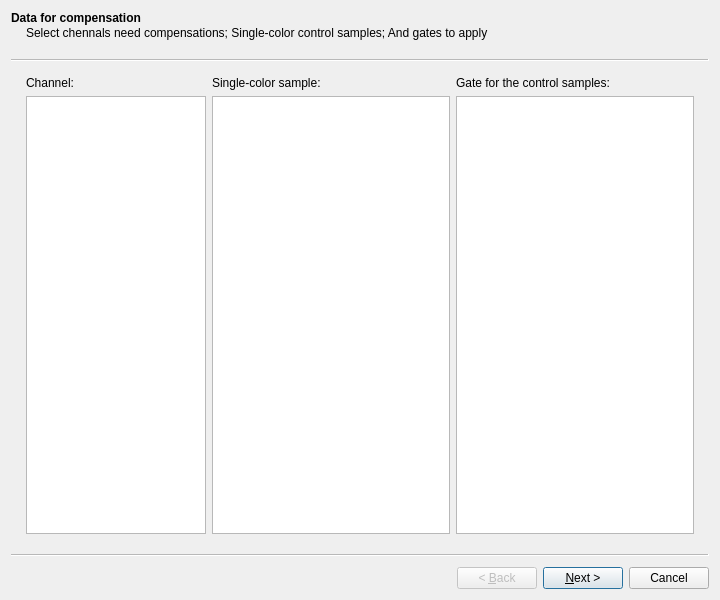
Before: the Qt Designer form src/EasyFlowQ/uiDesigns/CompWizard.ui in ym3141/EasyFlowQ, drawn with Qt 5.
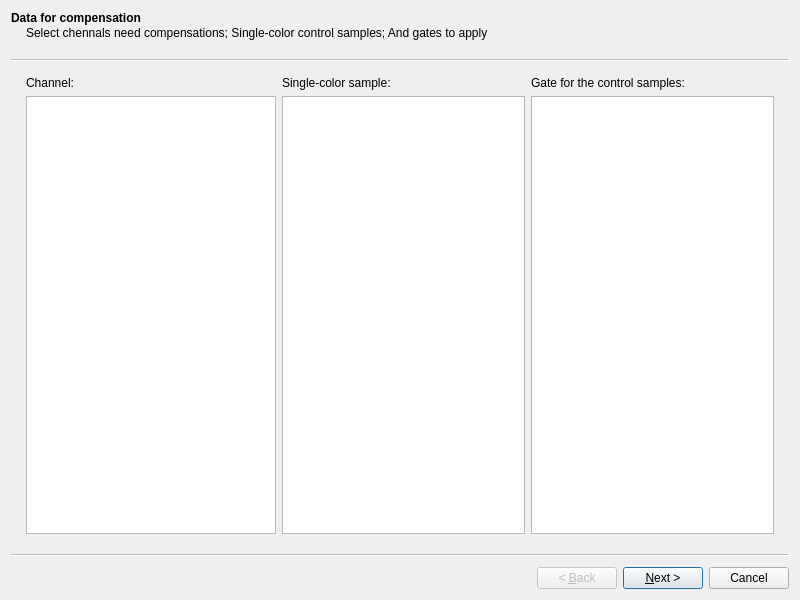
After: the same form once the commit is applied.

Commit message: refined UI, and auto apply compensation at the end of comp wizard

```diff
--- a/src/EasyFlowQ/uiDesigns/CompWizard.ui
+++ b/src/EasyFlowQ/uiDesigns/CompWizard.ui
@@ -6,7 +6,7 @@
    <rect>
     <x>0</x>
     <y>0</y>
-    <width>720</width>
+    <width>800</width>
     <height>600</height>
    </rect>
   </property>
@@ -61,7 +61,7 @@
       </property>
       <property name="maximumSize">
        <size>
-        <width>180</width>
+        <width>250</width>
         <height>16777215</height>
        </size>
       </property>
```
Left out of the diff: 104 changed lines with no effect on the pictures. The commit also changes 2 other files.
